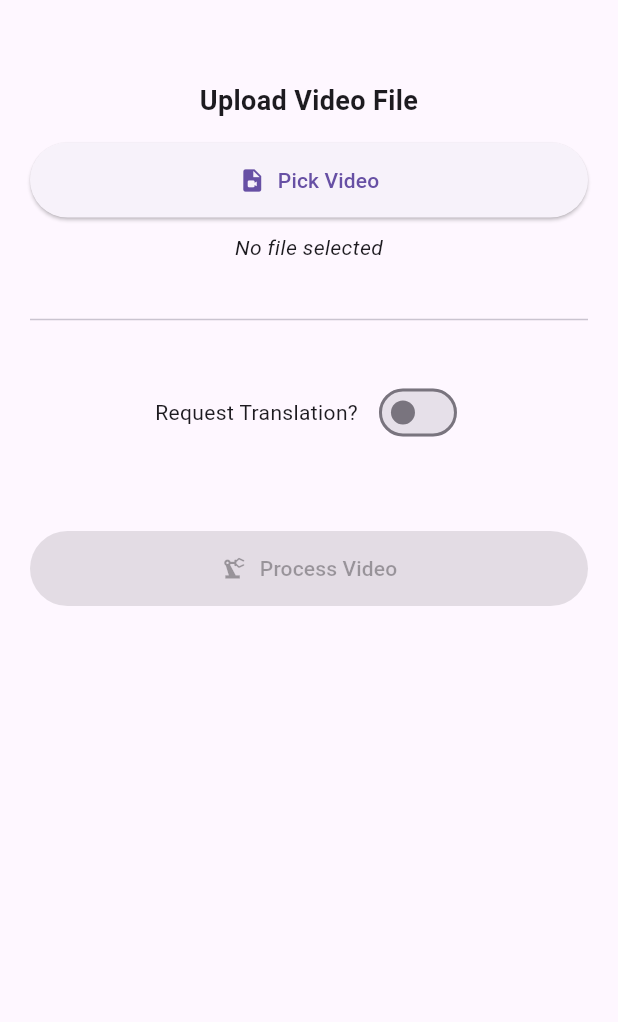
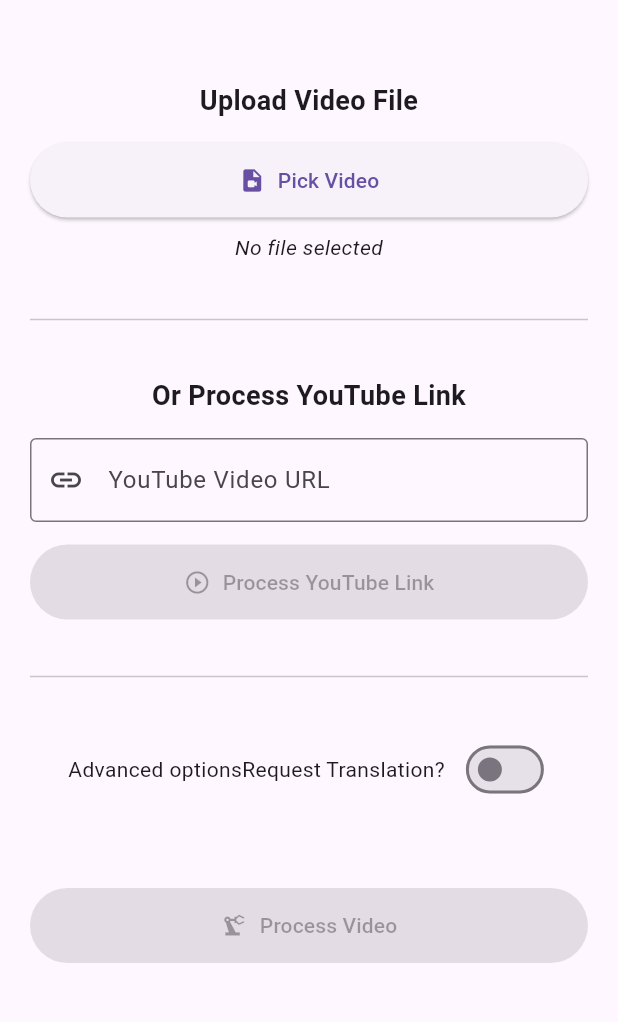
Before and after one commit to mrtroll2003/listen_like, a Flutter app: the screen it shows after launch, on a phone screen of 412 x 824 dp, the part 63-1085 px from its top. Run offline on Flutter 3.47's test engine with Material 3 defaults, Android fonts, the light colour scheme and no system bars; our stand-ins replace file_picker, google_fonts; missing offline and left inert: youtube_explode_dart.

Commit message:
add option for YT link

```diff
--- a/lib/src/controllers/homeController.dart
+++ b/lib/src/controllers/homeController.dart
@@ -2,12 +2,14 @@
 import 'dart:async';
 import 'dart:convert';
 import 'dart:typed_data';
+import 'dart:io';
 
 import 'package:flutter/material.dart'; // For SnackBar/Colors
 import 'package:file_picker/file_picker.dart';
 import 'package:http/http.dart' as http;
 import 'package:http_parser/http_parser.dart'; // For MediaType
 import 'package:listen_like/src/models/route_argument.dart';
+import 'package:youtube_explode_dart/youtube_explode_dart.dart';
 
 import '../screens/result.dart'; // Adjust import path if needed
 
@@ -26,12 +28,16 @@ class HomeController {
     _apiBaseUrlEnvVar, // Variable name
     defaultValue: 'http://localhost:10000', // Default for local testing (adjust port if needed)
   );
+  final TextEditingController youtubeUrlController = TextEditingController();
   HomeController() {
     // Log the URL being used (optional debugging)
     print("API Base URL Initialized: $_apiBaseUrl");
     if (_apiBaseUrl == 'http://localhost:10000') {
       print("WARNING: API Base URL is using default localhost. Ensure --dart-define=API_BASE_URL=... was used during build for deployment.");
     }
+  }
+  void dispose() {
+    youtubeUrlController.dispose();
   }
 
   // Available languages for translation dropdown
@@ -83,7 +89,7 @@ class HomeController {
   }
 
   // Process the selected video (Transcribe and optionally Translate)
-  Future<void> processVideo(BuildContext context, VoidCallback onStateChange) async {
+  Future<void> processVideoFile(BuildContext context, VoidCallback onStateChange) async {
     if (selectedFile == null || selectedFile!.bytes == null) {
       errorMessage = "Please select a video file first.";
       return;
@@ -141,6 +147,183 @@ class HomeController {
     }
   }
 
+  Future<void> processYouTubeLink(BuildContext context, VoidCallback onStateChange) async {
+      final String url = youtubeUrlController.text.trim();
+      if (!_isValidYouTubeUrl(url)) {
+          errorMessage = "Please enter a valid YouTube video URL.";
+          onStateChange();
+          return;
+      }
+
+      isLoading = true;
+      errorMessage = null;
+      selectedFile = null; // Clear file selection if processing URL
+      onStateChange();
+
+      String? transcriptionResult;
+      String? translationResult;
+      String videoTitle = "YouTube Video"; // Default title
+
+      var yt = YoutubeExplode(); // Create instance
+
+      try {
+          // --- Step 1: Download YouTube Audio ---
+          print("Downloading audio for YouTube URL: $url");
+          final video = await yt.videos.get(url);
+          videoTitle = video.title; // Get actual title
+
+          final manifest = await yt.videos.streamsClient.getManifest(video.id);
+          final audioStreamInfo = manifest.audioOnly.withHighestBitrate();
+          final stream = yt.videos.streamsClient.get(audioStreamInfo);
+
+          // Download stream to bytes
+          final bytesBuilder = BytesBuilder();
+          await for (final chunk in stream) {
+              bytesBuilder.add(chunk);
+          }
+          final audioBytes = bytesBuilder.toBytes();
+          print("YouTube audio download complete (${audioBytes.length} bytes). Format: ${audioStreamInfo.container.name}");
+
+          // Generate a filename for the API
+          // Use a safe filename from title + container extension
+          final safeVideoTitle = videoTitle.replaceAll(RegExp(r'[<>:"/\\|?*]'), '_'); // Basic sanitize
+          final apiFilename = "$safeVideoTitle.${audioStreamInfo.container.name}";
+
+
+          // --- Step 2: Transcribe ---
+          print("Starting transcription for YouTube audio...");
+          transcriptionResult = await _transcribeFile(
+              audioBytes,
+              apiFilename, // Send downloaded audio with a filename
+          );
+          print("YouTube transcription successful.");
+
+          // --- Step 3: Translate (if requested) ---
+          if (requestTranslation) {
+              print("Starting translation for YouTube to ${selectedTargetLanguage}...");
+              translationResult = await _translateText(
+                  transcriptionResult,
+                  selectedTargetLanguage,
+              );
+              print("YouTube translation successful.");
+          }
+
+          // --- Step 4: Navigate ---
+           print("Navigating to results screen (from YouTube)...");
+           if (context.mounted) {
+               Navigator.of(context).pushNamed(
+                   '/Result',
+                   arguments: RouteArgument(
+                    id:transcriptionResult,
+                    heroTag: translationResult,
+                    param: selectedFile!.name
+                   ),
+               );
+           }
+
+      } catch (e) {
+          print("Error during YouTube processing: $e");
+          errorMessage = "Failed to process YouTube link: ${e.toString()}";
+          if (context.mounted) {
+              ScaffoldMessenger.of(context).showSnackBar(
+                  SnackBar(content: Text(errorMessage!), backgroundColor: Colors.red),
+              );
+          }
+      } finally {
+          isLoading = false; // Use YouTube-specific loading state
+          yt.close(); // Close the YouTubeExplode client
+          onStateChange();
+      }
+  }
+
+
+  // --- Helper: Validate YouTube URL ---
+  bool _isValidYouTubeUrl(String url) {
+    if (url.isEmpty) return false;
+
+    try {
+      final Uri uri = Uri.parse(url);
+
+      // 1. Check Scheme
+      if (!['http', 'https'].contains(uri.scheme)) {
+        print("URL Check Failed: Invalid scheme (${uri.scheme})");
+        return false;
+      }
+
+      // 2. Check Host Domain (allow common www and mobile prefixes)
+      final String host = uri.host.toLowerCase();
+      bool isKnownDomain = host == 'youtube.com' ||
+                           host == 'www.youtube.com' ||
+                           host == 'm.youtube.com' ||
+                           host == 'youtu.be';
+
+      if (!isKnownDomain) {
+        print("URL Check Failed: Host is not a known YouTube domain ($host)");
+        return false;
+      }
+
+      // 3. Check for Video ID based on domain structure
+      String? videoId;
+
+      if (host == 'youtu.be') {
+        // Structure: youtu.be/VIDEO_ID
+        // Path segments will be ['', 'VIDEO_ID'] or just ['VIDEO_ID'] if no leading /
+        if (uri.pathSegments.isNotEmpty && uri.pathSegments.first.isNotEmpty) {
+           videoId = uri.pathSegments.first;
+        } else {
+           print("URL Check Failed: youtu.be URL lacks a path segment for Video ID.");
+           return false;
+        }
+      } else { // Handle youtube.com variations
+        // Structure: youtube.com/watch?v=VIDEO_ID
+        // Allow /embed/VIDEO_ID as well, often used for embedding
+        if (uri.path == '/watch') {
+          videoId = uri.queryParameters['v'];
+           if (videoId == null || videoId.isEmpty) {
+             print("URL Check Failed: youtube.com/watch URL lacks 'v' query parameter.");
+             return false;
+           }
+        } else if (uri.pathSegments.isNotEmpty && uri.pathSegments.first == 'embed') {
+            if (uri.pathSegments.length > 1 && uri.pathSegments[1].isNotEmpty) {
+                videoId = uri.pathSegments[1];
+            } else {
+                print("URL Check Failed: youtube.com/embed/ URL lacks Video ID in path.");
+                return false;
+            }
+        }
+         else if (uri.pathSegments.isNotEmpty && uri.pathSegments.first == 'shorts') {
+             // Structure: youtube.com/shorts/VIDEO_ID
+            if (uri.pathSegments.length > 1 && uri.pathSegments[1].isNotEmpty) {
+                videoId = uri.pathSegments[1];
+            } else {
+                print("URL Check Failed: youtube.com/shorts/ URL lacks Video ID in path.");
+                return false;
+            }
+        }
+        else {
+           print("URL Check Failed: youtube.com URL doesn't match /watch, /embed/, or /shorts/ path structure.");
+           return false;
+        }
+      }
+
+      // 4. Validate Video ID Format (Basic Check)
+      // YouTube IDs are typically 11 characters long and use specific characters.
+      // Regex: Allows letters (a-z, A-Z), numbers (0-9), underscore (_), and hyphen (-)
+      final RegExp videoIdRegex = RegExp(r"^[a-zA-Z0-9_-]{11}$");
+      if (videoId != null && videoIdRegex.hasMatch(videoId)) {
+        print("URL Check Passed: Valid structure and potential Video ID found ($videoId).");
+        return true; // Looks like a valid YouTube video URL structure
+      } else {
+        print("URL Check Failed: Extracted Video ID '$videoId' does not match expected format/length.");
+        return false;
+      }
+
+    } catch (e) {
+      // Handle potential errors during URI parsing
+      print("URL Check Failed: Error parsing URL '$url': $e");
+      return false;
+    }
+  }
   // --- Internal Helper Methods ---
 
   // Call the /api/transcribe endpoint
--- a/lib/src/screens/home.dart
+++ b/lib/src/screens/home.dart
@@ -18,7 +18,7 @@ class HomeScreen extends StatefulWidget {
   State<HomeScreen> createState() => _HomeScreenState();
 }
 class _HomeScreenState extends State<HomeScreen> {
-  final TextEditingController _linkController = TextEditingController();
+  //final TextEditingController _linkController = TextEditingController();
   late bool isLoading;
   @override
   void initState() {
@@ -27,6 +27,11 @@ class _HomeScreenState extends State<HomeScreen> {
       isLoading = false;
     });
   }
+  @override
+  void dispose() {
+    _controller.dispose();
+    super.dispose();
+  }
   void _updateState() {
     // If the widget is still mounted, rebuild the UI
     if (mounted) {
@@ -34,13 +39,6 @@ class _HomeScreenState extends State<HomeScreen> {
     }
   }
   final HomeController _controller = HomeController();
-
-
-
-Future<String?> _youtubeRedirect (String vidLink) async {
-  final yt = YoutubeExplode();
-  File? videoFile;
-}
 
   @override
   Widget build(BuildContext context) {
@@ -70,7 +68,7 @@ Future<String?> _youtubeRedirect (String vidLink) async {
                   icon: const Icon(Icons.video_file),
                   label: const Text('Pick Video'),
                   // Pass the callback to update state after picking
-                  onPressed: () => _controller.pickVideoFile(_updateState),
+                  onPressed: _controller.isLoading ? null : () => _controller.pickVideoFile(_updateState),
                   style: ElevatedButton.styleFrom(padding: const EdgeInsets.symmetric(vertical: 15)),
                 ),
                 const SizedBox(height: 10),
@@ -81,6 +79,60 @@ Future<String?> _youtubeRedirect (String vidLink) async {
                   style: const TextStyle(fontStyle: FontStyle.italic),
                 ),
 
+                //YT link here
+                const SizedBox(height: 30),
+                const Divider(),
+                const SizedBox(height: 30),
+
+                // --- YouTube Link Section ---
+                 const Text(
+                  'Or Process YouTube Link',
+                  style: TextStyle(fontSize: 18, fontWeight: FontWeight.bold),
+                  textAlign: TextAlign.center,
+                ),
+                 const SizedBox(height: 15),
+                 TextField(
+                   controller: _controller.youtubeUrlController,
+                   enabled: !_controller.isLoading, // Disable if loading
+                   decoration: const InputDecoration(
+                     labelText: 'YouTube Video URL',
+                     hintText: 'https://www.youtube.com/watch?v=...',
+                     border: OutlineInputBorder(),
+                     prefixIcon: Icon(Icons.link),
+                   ),
+                   keyboardType: TextInputType.url,
+                   onChanged: (_) => _updateState(), // Update UI maybe to enable button
+                   onTap: () { // Clear file selection when user interacts with URL field
+                     if (_controller.selectedFile != null) {
+                        setState(() {
+                           _controller.selectedFile = null;
+                        });
+                     }
+                   },
+                 ),
+                 const SizedBox(height: 15),
+                 // YouTube Processing Button & Loading Indicator
+                 if (_controller.isLoading)
+                   const Center(child: Padding(
+                     padding: EdgeInsets.symmetric(vertical: 15.0),
+                     child: CircularProgressIndicator(),
+                   ))
+                 else
+                   ElevatedButton.icon(
+                     icon: const Icon(Icons.play_circle_outline), // YouTube icon
+                     label: const Text('Process YouTube Link'),
+                     // Disable if URL is empty or loading is happening
+                     onPressed: _controller.youtubeUrlController.text.trim().isEmpty || _controller.isLoading
+                       ? null
+                       : () => _controller.processYouTubeLink(context, _updateState),
+                     style: ElevatedButton.styleFrom(
+                       padding: const EdgeInsets.symmetric(vertical: 15),
+                       backgroundColor: Colors.redAccent, // YouTube-ish color
+                       foregroundColor: Colors.white,
+                     ),
+                   ),
+
+
                 const SizedBox(height: 30),
                 const Divider(),
                 const SizedBox(height: 30),
@@ -89,6 +141,7 @@ Future<String?> _youtubeRedirect (String vidLink) async {
                  Row(
                   mainAxisAlignment: MainAxisAlignment.center,
                   children: [
+                    Text('Advanced options'),
                     const Text('Request Translation?'),
                     const SizedBox(width: 10),
                     // Use standard Switch bound to controller variable
@@ -137,7 +190,7 @@ Future<String?> _youtubeRedirect (String vidLink) async {
                     onPressed: _controller.selectedFile == null
                       ? null
                       // Pass context and callback to processVideo
-                      : () => _controller.processVideo(context, _updateState),
+                      : () => _controller.processVideoFile(context, _updateState),
                     style: ElevatedButton.styleFrom(
                       padding: const EdgeInsets.symmetric(vertical: 15),
                       backgroundColor: Colors.green,
```
